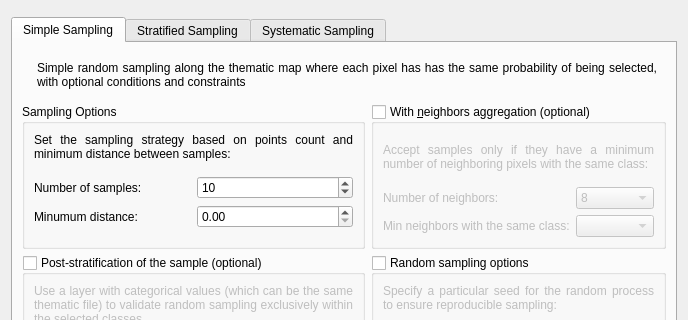
First picture: the form in ui/sampling_design_window.ui, repository SMByC/AcATaMa, before the edit; both pictures show x 0 to 688 and y 0 to 320 of the 688 by 773 pixel window.
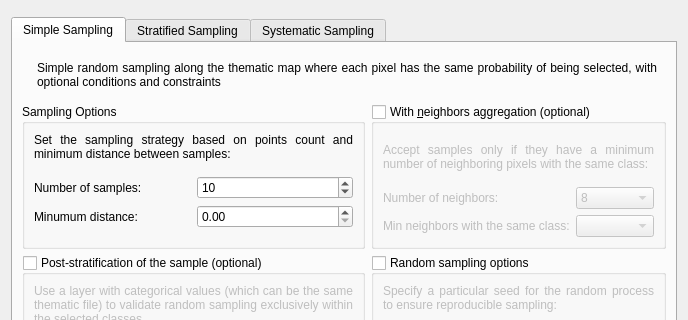
Second picture: the form after the edit. Icons and pictures are not drawn. Custom widgets are drawn as their Qt base class.

Commit message: Adjustments for the standard error of the estimated overall accuracy and User's accuracy confidence default values based on Olofsson et al. (2014)

```diff
--- a/ui/sampling_design_window.ui
+++ b/ui/sampling_design_window.ui
@@ -65,7 +65,7 @@
              </sizepolicy>
             </property>
             <property name="text">
-             <string>Simple random sampling along the thematic map where each pixel has has the same probability of being selected, with optional conditions and constraints</string>
+             <string>Simple random sampling along the thematic map where each pixel has the same probability of being selected, with optional conditions and constraints</string>
             </property>
             <property name="alignment">
              <set>Qt::AlignJustify|Qt::AlignVCenter</set>
```
Left out of the diff: 5 changed lines with no effect on the pictures. The commit also changes 1 other file.
